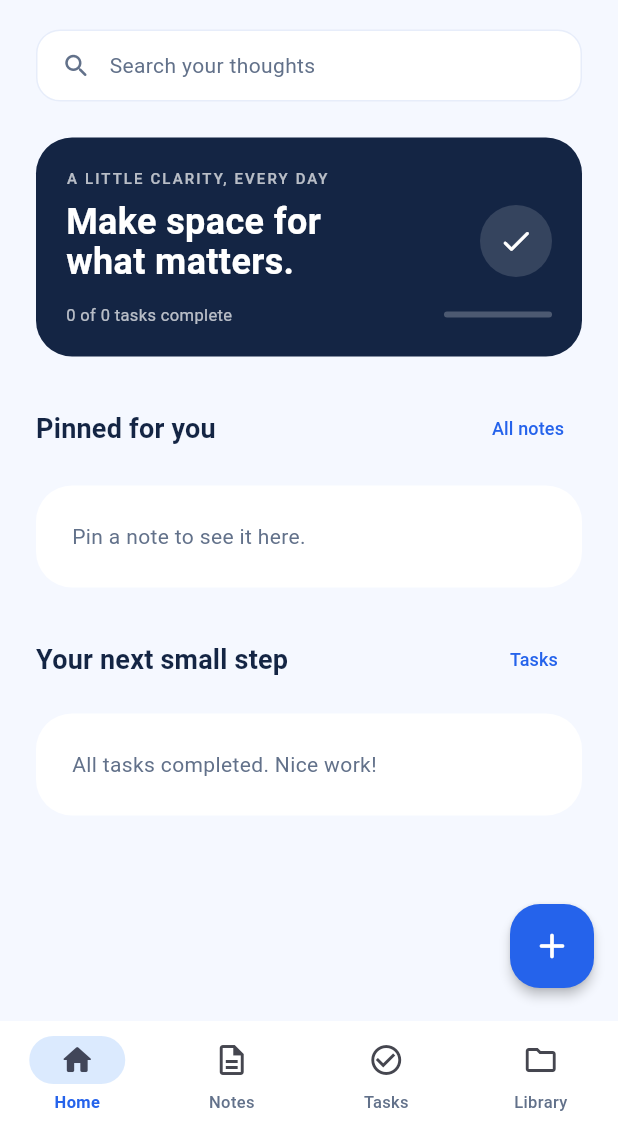
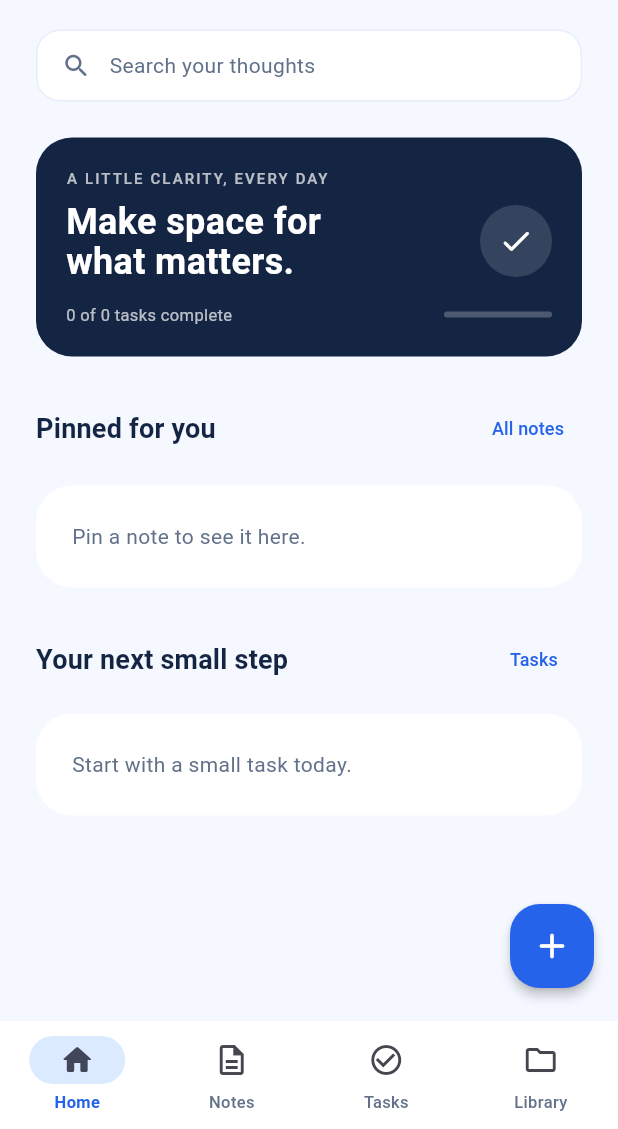
Before and after one commit to KahfiFauzan/ListNote, a Flutter app: the screen it shows once a user with an empty profile is signed in, on a phone screen of 412 x 824 dp, the part 107-1236 px from its top. Run offline on Flutter 3.47's test engine with Material 3 defaults, Android fonts, the phone set to English and light mode, and no system bars; our stand-ins replace cloud_firestore, firebase_auth, firebase_core, google_sign_in; accounts and stored records are empty.

Commit message:
fix: handle empty and cancelled task states on home

```diff
--- a/lib/main.dart
+++ b/lib/main.dart
@@ -677,7 +677,7 @@ class _ListNoteShellState extends State<ListNoteShell> {
         sectionHeading('Your next small step', 'Tasks', () => showTab(2)),
         const SizedBox(height: 12),
         if (todos.any((t) => t.status == 'pending')) taskCard(todos.firstWhere((t) => t.status == 'pending'))
-        else const EmptyCard(message: 'All tasks completed. Nice work!'),
+        else EmptyCard(message: todos.isEmpty ? 'Start with a small task today.' : todos.any((t) => t.status == 'done') ? 'No pending tasks. Nice progress!' : 'No pending tasks right now.'),
       ],
     );
   }
```
